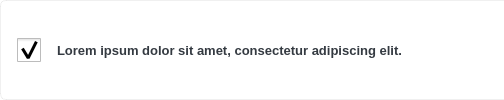
Before: the Qt Designer form src/ui/taskcard/taskcard.ui in mmistika/ToDo, drawn with Qt 5; both pictures show x 0 to 504 and y 0 to 100 of the 850 by 100 pixel window.
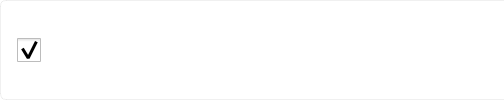
After: the same form once the commit is applied. Icons and pictures are not drawn.

Commit message: refactor 'TaskCard' constructor

```diff
--- a/src/ui/taskcard/taskcard.ui
+++ b/src/ui/taskcard/taskcard.ui
@@ -139,7 +139,7 @@
       </font>
      </property>
      <property name="text">
-      <string>Lorem ipsum dolor sit amet, consectetur adipiscing elit.</string>
+      <string/>
      </property>
      <property name="wordWrap">
       <bool>true</bool>
```
The commit also changes 2 other files.
